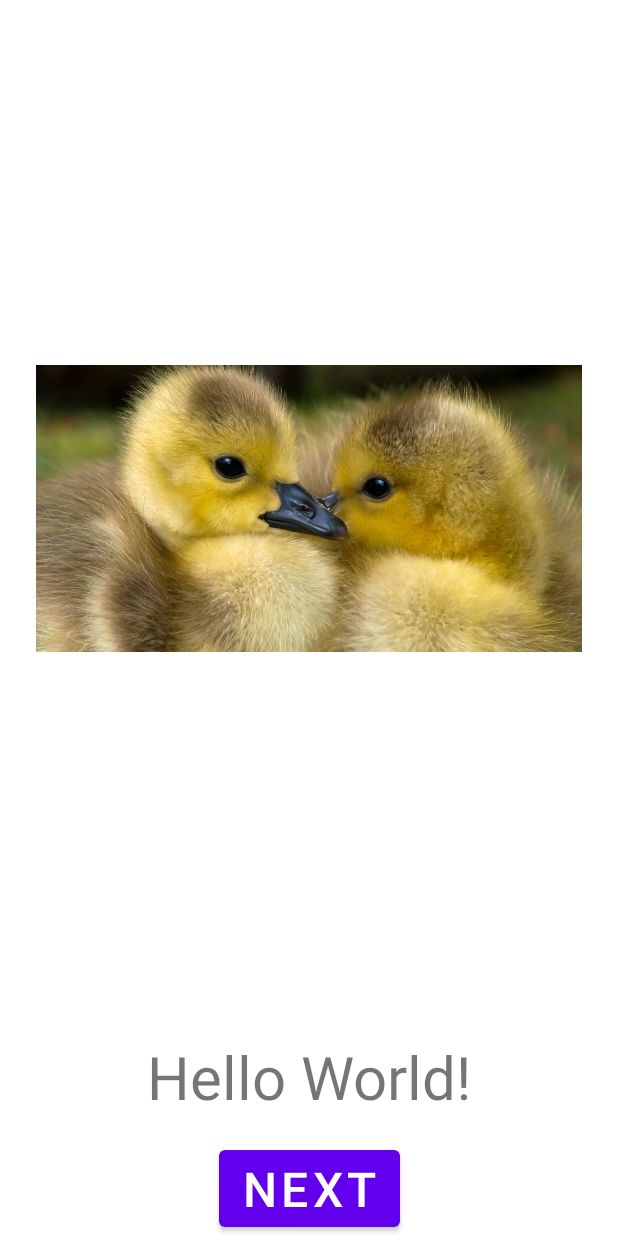
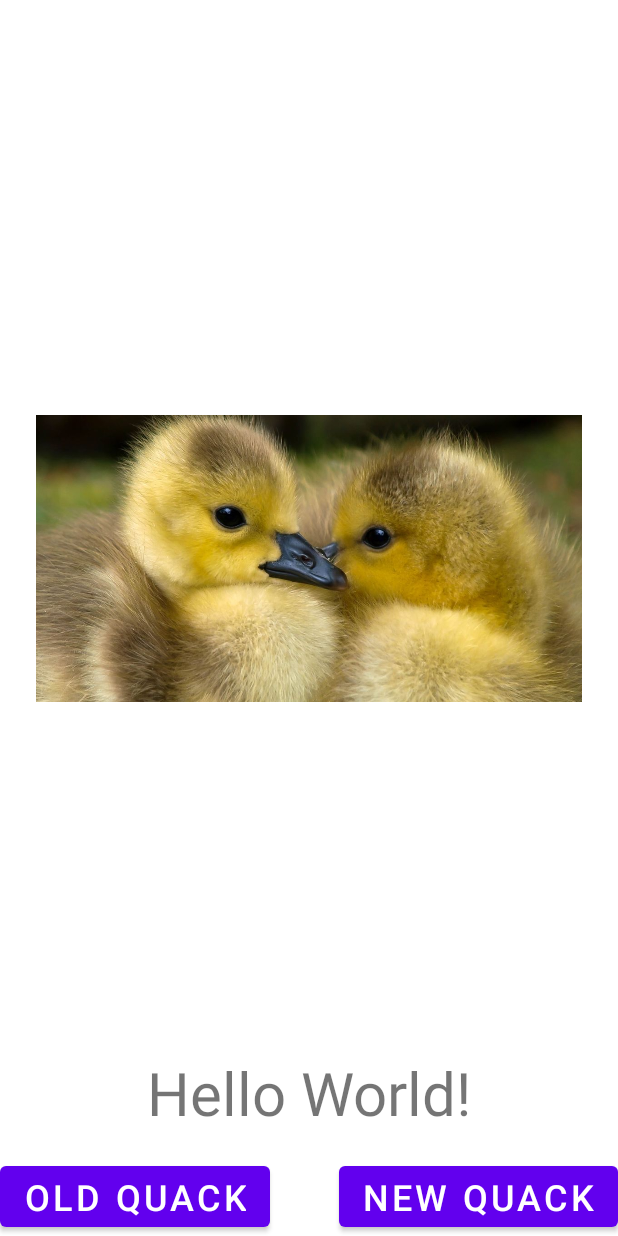
Before and after one commit to guslearn-GH/InspirationalQuacks, an Android app: the layout quack_fragment.xml on its own in the app's theme, with its tools: preview values and no code run, on a phone screen of 412 x 824 dp. Run offline under Robolectric (Android 15) with nearby library versions, the phone set to English and light mode, and no system bars.

Commit message:
"old quacks" and "new quacks" buttons added
view model rearranged to only be needed in fragment

```diff
--- a/app/src/main/res/layout/quack_fragment.xml
+++ b/app/src/main/res/layout/quack_fragment.xml
@@ -9,10 +9,9 @@
     <ImageView
         android:id="@+id/iv_duckImg"
         android:layout_width="match_parent"
-        android:layout_height="wrap_content"
-        android:paddingTop="24dp"
-        android:paddingLeft="24dp"
-        android:paddingRight="24dp"
+        android:layout_height="match_parent"
+        android:padding="24dp"
+        android:layout_marginTop="-80dp"
 
         app:layout_constraintTop_toTopOf="parent"
 
@@ -34,6 +33,7 @@
         android:paddingBottom="16dp"
 
 
+
         />
 
     <Button
@@ -43,9 +43,21 @@
 
         app:layout_constraintBottom_toBottomOf="parent"
         app:layout_constraintRight_toRightOf="parent"
+
+        android:text="New Quack"
+        android:textSize="24dp"
+        />
+
+<Button
+        android:id="@+id/btn_backQuack"
+        android:layout_width="wrap_content"
+        android:layout_height="wrap_content"
+
+        app:layout_constraintBottom_toBottomOf="parent"
+
         app:layout_constraintLeft_toLeftOf="parent"
-        android:text="Next"
-        android:textSize="32dp"
+        android:text="Old Quack"
+        android:textSize="24dp"
         />
 
 
```
Also changed, not shown: app/src/main/java/com/example/finalproject/ViewModel/QuackViewModel.kt (+20 -17 lines), app/src/main/java/com/example/finalproject/view/QuackFragment.kt (+27 -9 lines).
